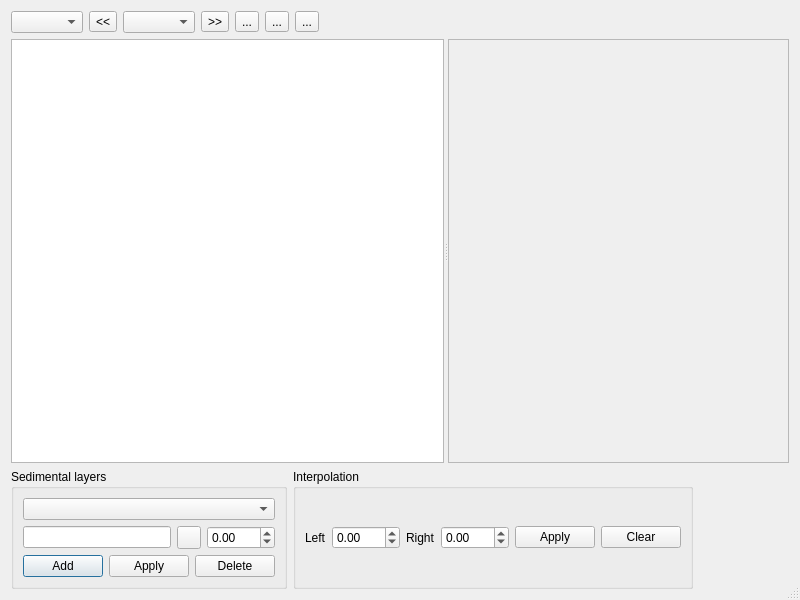
Before: the Qt Designer form PreCourlis/ui/profile_dialog_base.ui in nixsosx2032/PreCourlis, drawn with Qt 5.
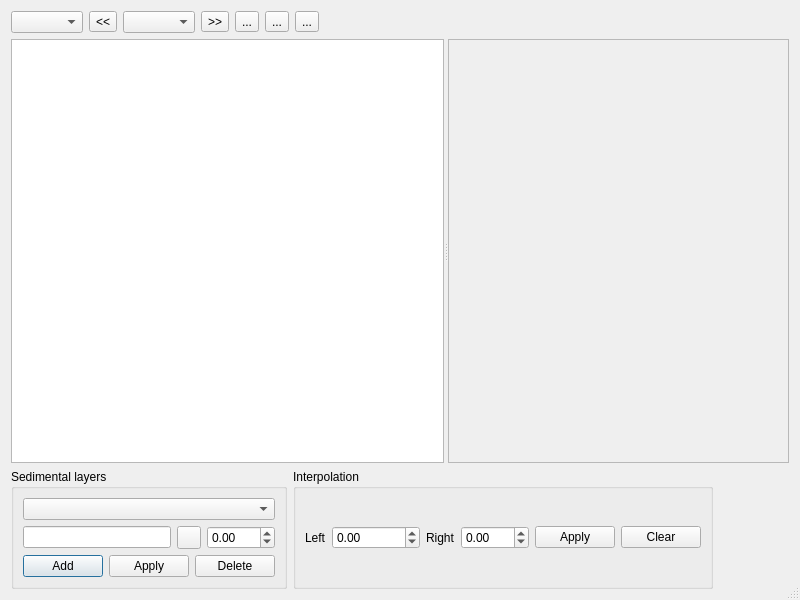
After: the same form once the commit is applied. Custom widgets are drawn as their Qt base class.

Commit message: Increase interpolation spinboxes limits

The edit to the form file:
```diff
--- a/PreCourlis/ui/profile_dialog_base.ui
+++ b/PreCourlis/ui/profile_dialog_base.ui
@@ -302,10 +302,10 @@
            <bool>true</bool>
           </property>
           <property name="minimum">
-           <double>-100.000000000000000</double>
+           <double>-100000.000000000000000</double>
           </property>
           <property name="maximum">
-           <double>100.000000000000000</double>
+           <double>100000.000000000000000</double>
           </property>
           <property name="singleStep">
            <double>0.010000000000000</double>
```
